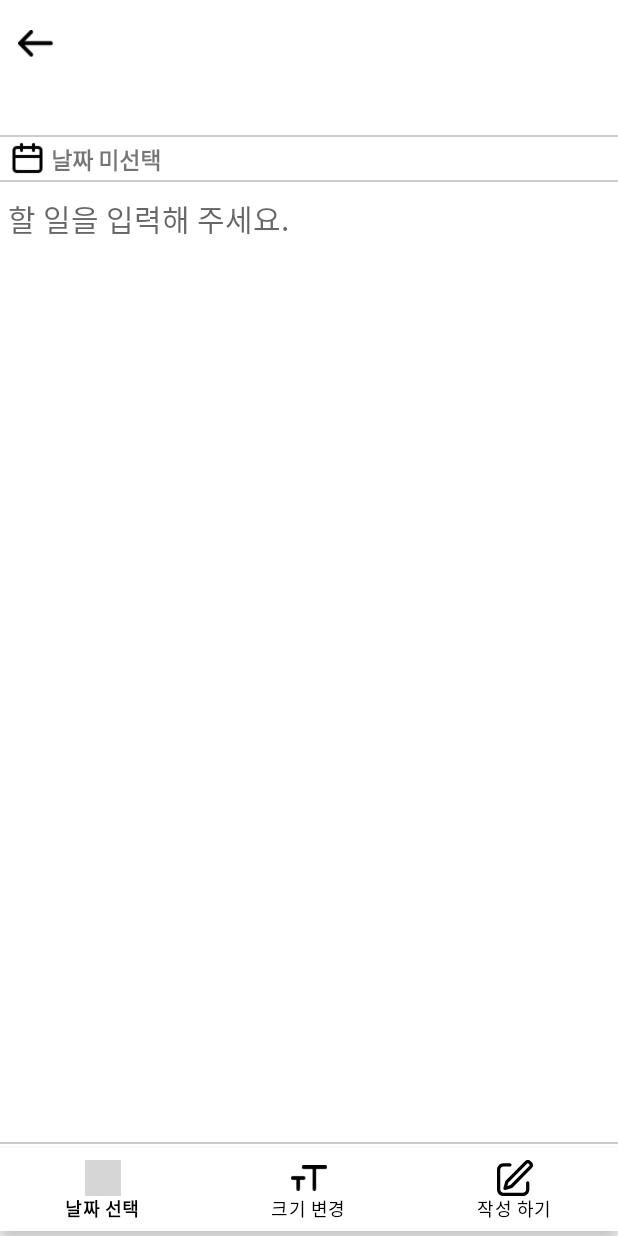
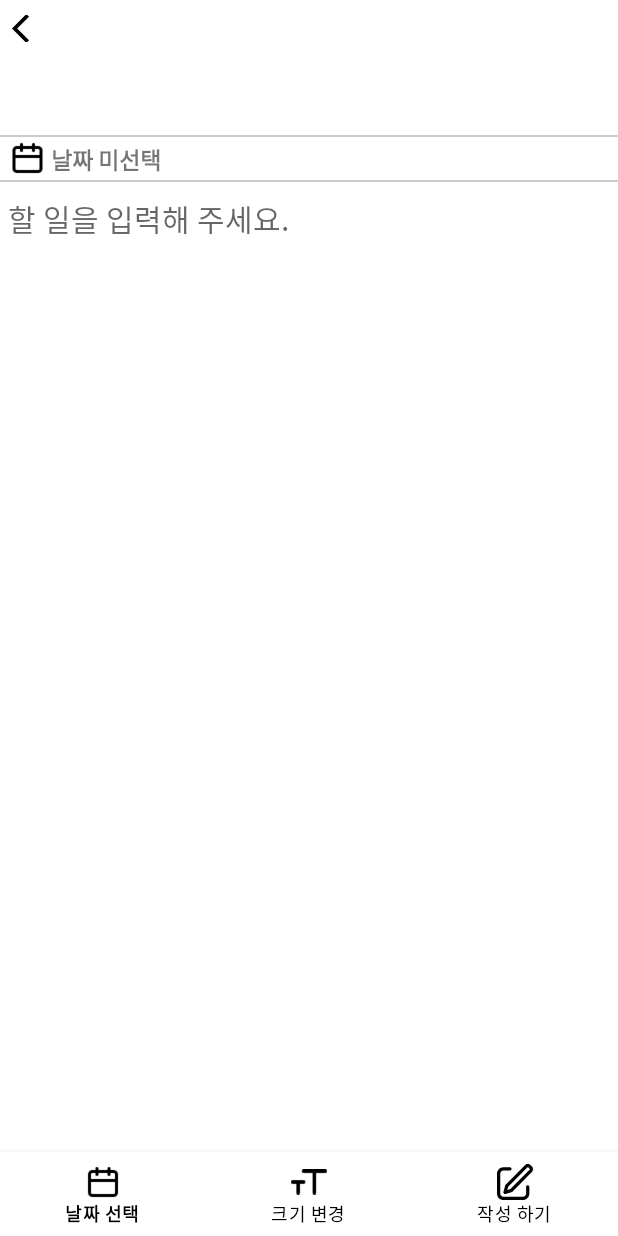
Before and after one commit to applepepsi/dontforget, an Android app: the EnterSchedule screen opened directly, with no data from a screen before it, on a phone screen of 412 x 824 dp. Run offline under Robolectric (Android 15) with nearby library versions, the light colour scheme and no system bars; grey boxes are pictures that could not be loaded.

Commit message:
디자인 임시 저장

```diff
--- /dev/null
+++ b/app/src/main/res/drawable/ic_baseline_arrow_back_ios_24.xml
@@ -0,0 +1,5 @@
+<vector android:autoMirrored="true" android:height="24dp"
+    android:tint="#000000" android:viewportHeight="24"
+    android:viewportWidth="24" android:width="24dp" xmlns:android="http://schemas.android.com/apk/res/android">
+    <path android:fillColor="@android:color/white" android:pathData="M11.67,3.87L9.9,2.1 0,12l9.9,9.9 1.77,-1.77L3.54,12z"/>
+</vector>
--- a/app/src/main/res/layout/activity_enter_schedule.xml
+++ b/app/src/main/res/layout/activity_enter_schedule.xml
@@ -13,6 +13,7 @@
         android:layout_width="0dp"
         android:layout_height="0dp"
 
+        app:layout_constraintBottom_toTopOf="@+id/cstLyMid"
         app:layout_constraintEnd_toEndOf="parent"
         app:layout_constraintHeight_percent="0.15"
         app:layout_constraintHorizontal_bias="0.0"
@@ -52,17 +53,16 @@
             android:id="@+id/back_button"
             android:layout_width="23dp"
             android:layout_height="18dp"
-            android:layout_marginStart="12dp"
-            android:layout_marginTop="20dp"
+            android:layout_marginStart="8dp"
+            android:layout_marginTop="10dp"
             android:layout_marginBottom="20dp"
             android:background="@android:color/transparent"
             android:scaleType="centerCrop"
             app:layout_constraintBottom_toTopOf="@+id/calendar"
-            app:layout_constraintHorizontal_bias="0.071"
             app:layout_constraintStart_toStartOf="parent"
             app:layout_constraintTop_toTopOf="parent"
             app:layout_constraintVertical_bias="0.0"
-            app:srcCompat="@drawable/back_button" />
+            app:srcCompat="@drawable/ic_baseline_arrow_back_ios_24" />
 
         <View
             android:id="@+id/line1"
@@ -95,9 +95,10 @@
         android:layout_width="0dp"
         android:layout_height="0dp"
 
-        app:layout_constraintBottom_toTopOf="@id/cstLyBottom"
+        app:layout_constraintBottom_toTopOf="@+id/cstLyBottom"
         app:layout_constraintEnd_toEndOf="parent"
-        app:layout_constraintHeight_percent="0.77"
+        app:layout_constraintHeight_percent="0.75
+"
         app:layout_constraintStart_toStartOf="parent"
         app:layout_constraintTop_toBottomOf="@+id/cstLyTop"
         app:layout_constraintWidth_percent="1.0">
@@ -121,8 +122,7 @@
             app:layout_constraintHorizontal_bias="1.0"
             app:layout_constraintStart_toStartOf="parent"
             app:layout_constraintTop_toTopOf="parent"
-            app:layout_constraintVertical_bias="0.0"
-            app:layout_constraintWidth_percent="1.0" />
+            app:layout_constraintVertical_bias="0.0" />
     </androidx.constraintlayout.widget.ConstraintLayout>
 
 
@@ -130,29 +130,17 @@
         android:id="@+id/cstLyBottom"
         android:layout_width="0dp"
         android:layout_height="0dp"
-
-
         app:layout_constraintBottom_toBottomOf="parent"
         app:layout_constraintEnd_toEndOf="parent"
-        app:layout_constraintHeight_percent="0.08"
-
+        app:layout_constraintHeight_percent="0.1"
         app:layout_constraintStart_toStartOf="parent"
+        app:layout_constraintTop_toBottomOf="@+id/cstLyMid"
         app:layout_constraintWidth_percent="1.0">
-
-        <View
-            android:id="@+id/view"
-            android:layout_width="0dp"
-            android:layout_height="1dp"
-            android:background="#cccccc"
-            app:layout_constraintBottom_toTopOf="@+id/bottom_navigation_view"
-            app:layout_constraintEnd_toEndOf="parent"
-            app:layout_constraintStart_toStartOf="parent"
-            app:layout_constraintTop_toTopOf="parent" />
 
         <com.google.android.material.bottomnavigation.BottomNavigationView
             android:id="@+id/bottom_navigation_view"
             android:layout_width="0dp"
-            android:layout_height="55dp"
+            android:layout_height="wrap_content"
 
             app:itemHorizontalTranslationEnabled="false"
             app:itemIconTint="#000000"
@@ -160,8 +148,8 @@
             app:labelVisibilityMode="labeled"
             app:layout_constraintBottom_toBottomOf="parent"
             app:layout_constraintEnd_toEndOf="parent"
+            app:layout_constraintHorizontal_bias="0.0"
             app:layout_constraintStart_toStartOf="parent"
-            app:layout_constraintTop_toBottomOf="@+id/view"
             app:menu="@menu/write_menu" />
     </androidx.constraintlayout.widget.ConstraintLayout>
 
--- a/app/src/main/res/menu/write_menu.xml
+++ b/app/src/main/res/menu/write_menu.xml
@@ -3,7 +3,7 @@
     <item
         android:id="@+id/selectDate"
 
-        android:icon="@drawable/ic_baseline_calendar_today_24"
+        android:icon="@drawable/calendar_icon2"
         android:fontFamily="@font/inriasans_regular"
         android:title="날짜 선택" />
     <item
```
